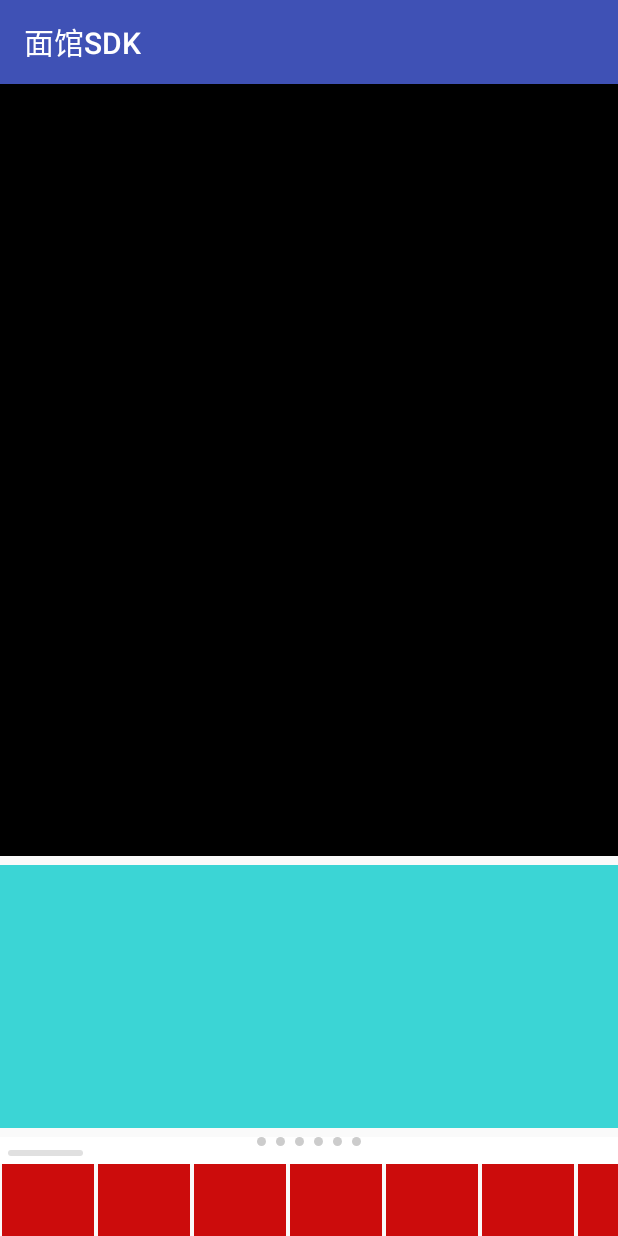
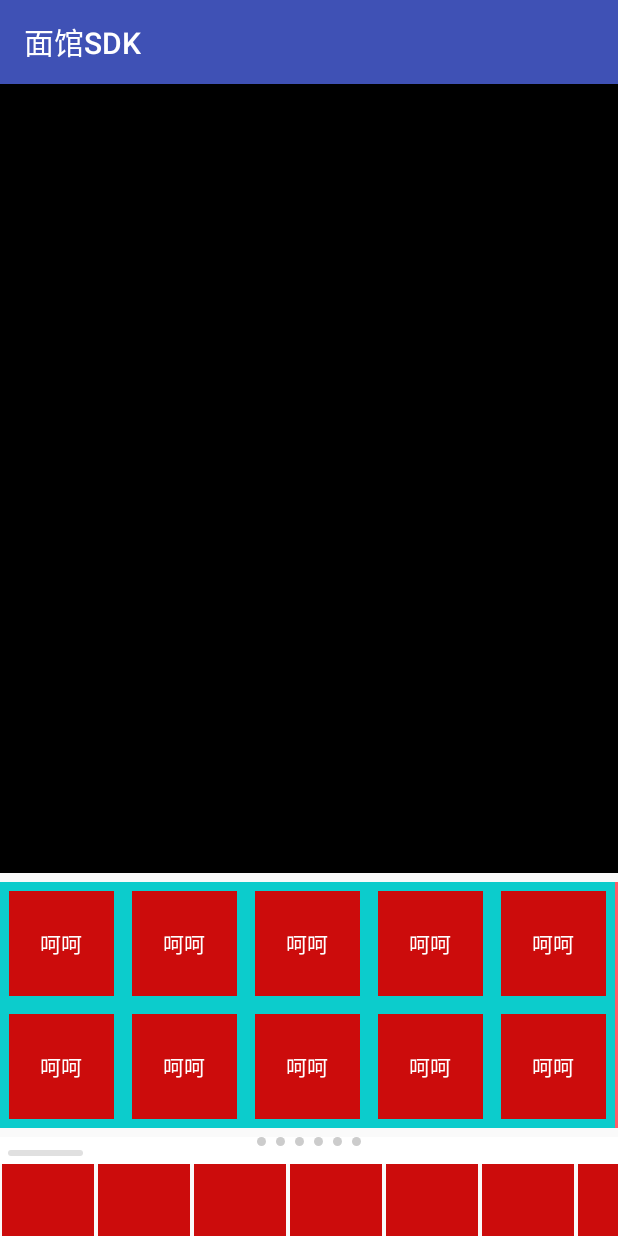
Before and after one commit to SetaShinsuke/FacehubCloudSDK, an Android app: the KeyboardActivity screen opened directly, with no data from a screen before it, on a phone screen of 412 x 824 dp. Run offline under Robolectric (Android 15) with nearby library versions, the light colour scheme and no system bars; libraries missing offline, so code that uses them is left out: com.loopj.android; 1 statement that could not run was skipped.

Commit message:
表情键盘适配横屏

```diff
--- a/app/src/main/AndroidManifest.xml
+++ b/app/src/main/AndroidManifest.xml
@@ -18,7 +18,7 @@
         </activity>
 
         <activity android:name=".activities.KeyboardActivity"
-            android:screenOrientation="portrait"
+            android:configChanges="orientation|keyboard|screenSize"
             >
         </activity>
     </application>
@@ -29,4 +29,6 @@
     <uses-permission android:name="android.permission.READ_EXTERNAL_STORAGE" />
     <uses-permission android:name="android.permission.VIBRATE" />
 
+    <!-- 旋转屏幕时用到 -->
+    <uses-permission android:name="android.permission.CHANGE_CONFIGURATION"/>
 </manifest>
--- a/app/src/main/java/com/azusasoft/facehubcloudsdk/activities/KeyboardActivity.java
+++ b/app/src/main/java/com/azusasoft/facehubcloudsdk/activities/KeyboardActivity.java
@@ -1,18 +1,55 @@
 package com.azusasoft.facehubcloudsdk.activities;
 
+import android.content.Context;
+import android.content.res.Configuration;
+import android.inputmethodservice.KeyboardView;
 import android.os.Bundle;
 import android.support.v7.app.AppCompatActivity;
+import android.util.Log;
+import android.view.OrientationEventListener;
+import android.widget.Toast;
 
 import com.azusasoft.facehubcloudsdk.R;
+import com.azusasoft.facehubcloudsdk.api.utils.LogX;
+import com.azusasoft.facehubcloudsdk.views.EmoticonKeyboardView;
+
+import static com.azusasoft.facehubcloudsdk.api.utils.LogX.fastLog;
 
 /**
  * Created by SETA on 2016/3/16.
  */
 public class KeyboardActivity extends AppCompatActivity {
+    private Context context;
+    private EmoticonKeyboardView emoticonKeyboardView;
 
     @Override
     protected void onCreate(Bundle savedInstanceState) {
         super.onCreate(savedInstanceState);
         setContentView(R.layout.activity_keyboard);
+        this.context = this;
+        emoticonKeyboardView = (EmoticonKeyboardView) findViewById(R.id.emo_keyboard);
     }
+
+    /**
+     * 屏幕旋转时调用此方法
+     */
+    @Override
+    public void onConfigurationChanged(Configuration newConfig) {
+        super.onConfigurationChanged(newConfig);
+        //newConfig.orientation获得当前屏幕状态是横向或者竖向
+        //Configuration.ORIENTATION_PORTRAIT 表示竖向
+        //Configuration.ORIENTATION_LANDSCAPE 表示横屏
+        fastLog("onConfigurationChanged!");
+        if(newConfig.orientation==Configuration.ORIENTATION_PORTRAIT){
+            Toast.makeText(context, "现在是竖屏", Toast.LENGTH_SHORT).show();
+            emoticonKeyboardView.onScreenWidthChange();
+            fastLog("旋转 : 竖屏");
+        }
+        if(newConfig.orientation==Configuration.ORIENTATION_LANDSCAPE){
+            Toast.makeText(context, "现在是横屏", Toast.LENGTH_SHORT).show();
+            emoticonKeyboardView.onScreenWidthChange();
+            fastLog("旋转 : 横屏");
+        }
+    }
+
 }
--- a/app/src/main/java/com/azusasoft/facehubcloudsdk/api/utils/UtilMethods.java
+++ b/app/src/main/java/com/azusasoft/facehubcloudsdk/api/utils/UtilMethods.java
@@ -1,6 +1,10 @@
 package com.azusasoft.facehubcloudsdk.api.utils;
 
+import android.content.Context;
+import android.graphics.Point;
 import android.support.annotation.Nullable;
+import android.view.Display;
+import android.view.WindowManager;
 
 import com.loopj.android.http.RequestParams;
 
@@ -73,4 +77,20 @@ public class UtilMethods {
             return false;
         }
     }
+
+    public static int getScreenWidth(Context context){
+        WindowManager wm = (WindowManager) context.getSystemService(Context.WINDOW_SERVICE);
+        Display display = wm.getDefaultDisplay();
+        Point size = new Point();
+        display.getSize(size);
+        return size.x;
+    }
+
+    public static int getScreenHeight(Context context){
+        WindowManager wm = (WindowManager) context.getSystemService(Context.WINDOW_SERVICE);
+        Display display = wm.getDefaultDisplay();
+        Point size = new Point();
+        display.getSize(size);
+        return size.y;
+    }
 }
--- a/app/src/main/java/com/azusasoft/facehubcloudsdk/views/EmoticonKeyboardView.java
+++ b/app/src/main/java/com/azusasoft/facehubcloudsdk/views/EmoticonKeyboardView.java
@@ -11,11 +11,18 @@ import android.util.AttributeSet;
 import android.view.LayoutInflater;
 import android.view.View;
 import android.view.ViewGroup;
+import android.widget.BaseAdapter;
 import android.widget.FrameLayout;
+import android.widget.GridView;
+import android.widget.LinearLayout;
 import android.widget.RelativeLayout;
 
 import com.azusasoft.facehubcloudsdk.R;
+import com.azusasoft.facehubcloudsdk.api.utils.LogX;
+import com.azusasoft.facehubcloudsdk.api.utils.UtilMethods;
 import com.azusasoft.facehubcloudsdk.views.viewUtils.HorizontalListView;
+
+import static com.azusasoft.facehubcloudsdk.api.utils.LogX.fastLog;
 
 /**
  * Created by SETA on 2016/3/16.
@@ -64,11 +71,23 @@ public class EmoticonKeyboardView extends FrameLayout {
         listNavListView.setAdapter(listNavAdapter);
         keyboardPageNav.setCount(6, 0);
 
-        EmoticonPagerAdapter emoticonPagerAdapter = new EmoticonPagerAdapter(context);
+        int numColumns = getNumColumns();
+        EmoticonPagerAdapter emoticonPagerAdapter = new EmoticonPagerAdapter(context, numColumns);
         this.emoticonPager.setAdapter(emoticonPagerAdapter);
+        LinearLayout.LayoutParams layoutParams = (LinearLayout.LayoutParams) emoticonPager.getLayoutParams();
+        layoutParams.height = 2*mContext.getResources().getDimensionPixelSize(R.dimen.keyboard_grid_item_width);
     }
 
-
+    public void onScreenWidthChange(){
+        LinearLayout.LayoutParams layoutParams = (LinearLayout.LayoutParams) emoticonPager.getLayoutParams();
+        layoutParams.height = 2*mContext.getResources().getDimensionPixelSize(R.dimen.keyboard_grid_item_width);
+        ((EmoticonPagerAdapter)emoticonPager.getAdapter()).setNumColumns(getNumColumns());
+    }
+    private int getNumColumns(){
+        int screenWith = UtilMethods.getScreenWidth(mContext);
+        int itemWidth  = mContext.getResources().getDimensionPixelSize(R.dimen.keyboard_grid_item_width);
+        return screenWith/itemWidth;
+    }
 }
 
 /**
@@ -77,10 +96,17 @@ public class EmoticonKeyboardView extends FrameLayout {
 class EmoticonPagerAdapter extends PagerAdapter{
     private Context context;
     private LayoutInflater layoutInflater;
+    private int numColumns = 4;
 
-    public EmoticonPagerAdapter(Context context){
+    public EmoticonPagerAdapter(Context context , int numColumns){
         this.context = context;
         this.layoutInflater = LayoutInflater.from(context);
+        this.numColumns = numColumns;
+    }
+
+    protected void setNumColumns(int numColumns){
+        this.numColumns = numColumns;
+        notifyDataSetChanged();
     }
 
     @Override
@@ -91,6 +117,10 @@ class EmoticonPagerAdapter extends PagerAdapter{
     @Override
     public Object instantiateItem(ViewGroup container, int position) {
         View itemView = layoutInflater.inflate(R.layout.keyboard_pager_item, container, false);
+        GridView keyboardGrid = (GridView) itemView.findViewById(R.id.grid_view);
+        keyboardGrid.setNumColumns(numColumns);
+        KeyboardEmoticonGridAdapter adapter = new KeyboardEmoticonGridAdapter(context,numColumns);
+        keyboardGrid.setAdapter(adapter);
         container.addView(itemView);
         return itemView;
     }
@@ -111,6 +141,45 @@ class EmoticonPagerAdapter extends PagerAdapter{
         container.removeView( (View)object );
     }
 }
+
+/**
+ * 表情Grid的Adapter
+ */
+class KeyboardEmoticonGridAdapter extends BaseAdapter{
+    private Context context;
+    private LayoutInflater layoutInflater;
+    private int numColumns = 4;
+
+    public KeyboardEmoticonGridAdapter(Context context , int numColumns){
+        this.context = context;
+        this.layoutInflater = LayoutInflater.from(context);
+        this.numColumns = numColumns;
+    }
+
+    @Override
+    public int getCount() {
+        return this.numColumns*2;
+    }
+
+    @Override
+    public Object getItem(int position) {
+        return null;
+    }
+
+    @Override
+    public long getItemId(int position) {
+        return 0;
+    }
+
+    @Override
+    public View getView(int position, View convertView, ViewGroup parent) {
+        if(convertView==null){
+            convertView = this.layoutInflater.inflate(R.layout.keyboard_grid_item,parent,false);
+        }
+        return convertView;
+    }
+}
+
 
 /**
  * 页数指示 小点/滚动条
--- a/app/src/main/res/layout/activity_keyboard.xml
+++ b/app/src/main/res/layout/activity_keyboard.xml
@@ -9,6 +9,7 @@
         android:layout_width="match_parent"
         android:layout_height="match_parent">
         <com.azusasoft.facehubcloudsdk.views.EmoticonKeyboardView
+            android:id="@+id/emo_keyboard"
             android:layout_width="match_parent"
             android:layout_height="wrap_content"
             android:layout_gravity="bottom"
--- a/app/src/main/res/layout/emoticon_keyboard.xml
+++ b/app/src/main/res/layout/emoticon_keyboard.xml
@@ -13,10 +13,10 @@
         <com.azusasoft.facehubcloudsdk.views.viewUtils.ResizablePager
             android:id="@+id/emoticon_pager"
             android:layout_width="match_parent"
-            android:layout_height="175dp"
-            android:background="#cc0ccccc"
+            android:layout_height="wrap_content"
             android:layout_marginTop="@dimen/keyboard_margin"
             android:layout_marginBottom="@dimen/keyboard_margin"
+            android:background="#cccc0c"
             />
         <com.azusasoft.facehubcloudsdk.views.KeyboardPageNav
             android:id="@+id/keyboard_page_nav"
--- a/app/src/main/res/layout/keyboard_grid_item.xml
+++ b/app/src/main/res/layout/keyboard_grid_item.xml
@@ -1,8 +1,24 @@
 <?xml version="1.0" encoding="utf-8"?>
 <FrameLayout xmlns:android="http://schemas.android.com/apk/res/android"
     android:orientation="vertical"
-    android:layout_width="82dp"
-    android:layout_height="82dp"
-    android:background="#cc0c0c"
+    android:layout_width="match_parent"
+    android:layout_height="match_parent"
+    android:background="#0ccccc"
     >
+    <FrameLayout
+        android:layout_width="@dimen/keyboard_grid_item_width"
+        android:layout_height="@dimen/keyboard_grid_item_width"
+        android:padding="6dp"
+        android:layout_gravity="center"
+        >
+        <TextView
+            android:layout_width="match_parent"
+            android:layout_height="match_parent"
+            android:textColor="@android:color/white"
+            android:gravity="center"
+            android:background="#cc0c0c"
+            android:text="呵呵"
+            android:layout_gravity="center"
+            />
+    </FrameLayout>
 </FrameLayout>
--- a/app/src/main/res/layout/keyboard_pager_item.xml
+++ b/app/src/main/res/layout/keyboard_pager_item.xml
@@ -8,6 +8,7 @@
         android:layout_width="match_parent"
         android:layout_height="match_parent"
         android:numColumns="4"
+        android:background="#ff5d68"
         >
     </GridView>
 </FrameLayout>
--- a/app/src/main/res/values/dimens.xml
+++ b/app/src/main/res/values/dimens.xml
@@ -12,5 +12,6 @@
     <dimen name="keyboard_dot_nav_margin">12dp</dimen>
     <dimen name="keyboard_scrollbar_margin">5dp</dimen>
     <dimen name="keyboard_margin">6dp</dimen>
+    <dimen name="keyboard_grid_item_width">82dp</dimen>
 
 </resources>
```
